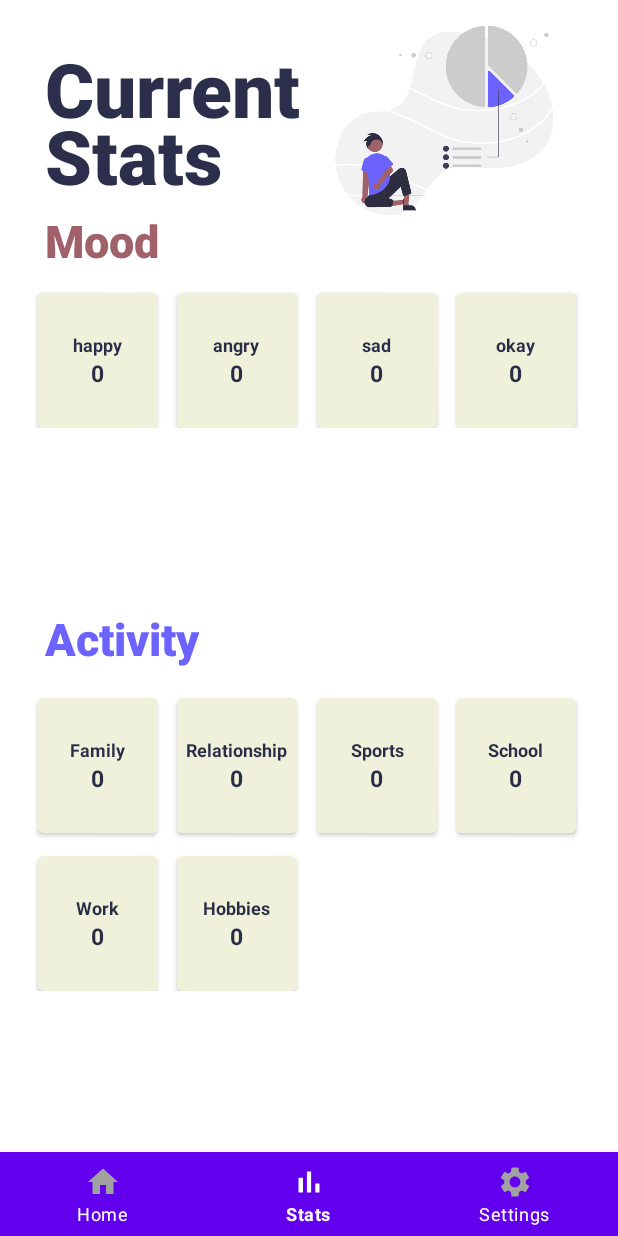
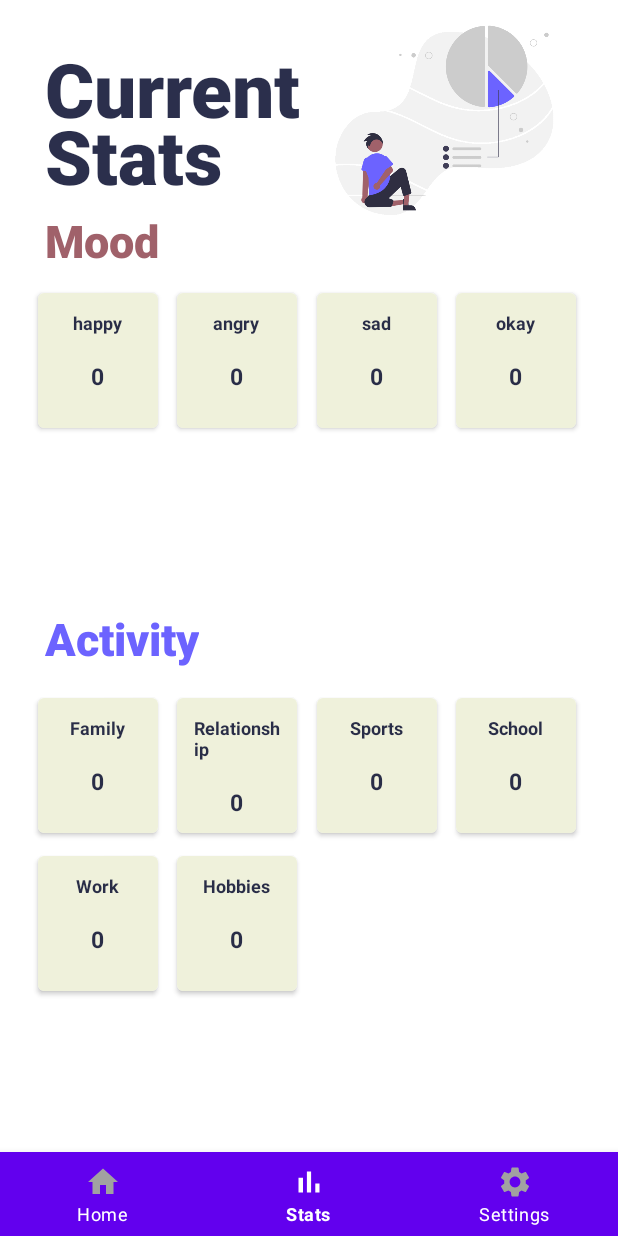
Before and after one commit to Lyamir/Moodegy, an Android app: the screen it shows after launch (MainActivity), item 2 of the bottom bar chosen, on a phone screen of 412 x 824 dp. Run offline under Robolectric (Android 15) with nearby library versions, the phone set to English and light mode, and no system bars; our stand-ins replace Room's generated code.

Commit message:
Partially edited stats card

```diff
--- a/app/src/main/res/layout/fragment_stats.xml
+++ b/app/src/main/res/layout/fragment_stats.xml
@@ -63,7 +63,7 @@
         <androidx.recyclerview.widget.RecyclerView
             android:id="@+id/moodstats1_recyclerview"
             android:layout_width="match_parent"
-            android:layout_height="wrap_content" />
+            android:layout_height="220dp" />
 
     </LinearLayout>
 
@@ -95,7 +95,7 @@
         <androidx.recyclerview.widget.RecyclerView
             android:id="@+id/activitystats1_recyclerview"
             android:layout_width="match_parent"
-            android:layout_height="wrap_content" />
+            android:layout_height="220dp" />
 
     </LinearLayout>
 
--- a/app/src/main/res/layout/stats_card.xml
+++ b/app/src/main/res/layout/stats_card.xml
@@ -11,30 +11,41 @@
     <LinearLayout
         android:layout_width="match_parent"
         android:layout_height="match_parent"
-        android:gravity="center"
         android:background="#EFF1DB"
         android:orientation="vertical">
 
-        <TextView
-            android:id="@+id/card_name"
+        <LinearLayout
+            android:orientation="vertical"
+            android:layout_margin="5dp"
+            android:layout_gravity="center"
             android:layout_width="wrap_content"
-            android:layout_height="wrap_content"
-            android:layout_gravity="center"
-            android:gravity="center"
-            android:text="Mood"
-            android:textSize="12dp"
-            android:textColor="#D703082B"
-            android:textStyle="bold"/>
+            android:layout_height="wrap_content">
+
+            <TextView
+                android:id="@+id/card_name"
+                android:layout_width="wrap_content"
+                android:layout_height="wrap_content"
+                android:layout_margin="6dp"
+                android:text="Mood"
+                android:textColor="#D703082B"
+                android:textSize="12dp"
+                android:textStyle="bold" />
+
+
+        </LinearLayout>
 
         <TextView
             android:id="@+id/card_total"
             android:layout_width="wrap_content"
             android:layout_height="wrap_content"
+            android:layout_margin="5dp"
+            android:layout_gravity="center"
             android:text="0"
             android:textStyle="bold"
             android:textSize="15dp"
-            android:textColor="#D703082B"
-            />
+            android:textColor="#D703082B" />
+
+
     </LinearLayout>
 
 </androidx.cardview.widget.CardView>
```
